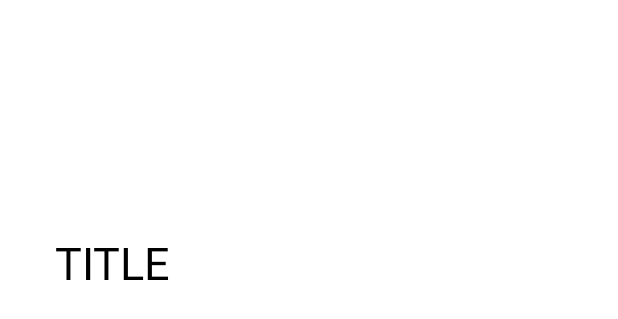
After one commit to umutboz/arcore-kotlin-gradle7.3, an Android app: the layout item_model.xml on its own in the app's theme, with its tools: preview values and no code run, on a phone screen of 412 x 824 dp. The commit adds this screen. Shown: the top 319 px of the screen. Run offline under Robolectric (Android 15) with nearby library versions, the phone set to English and light mode, and no system bars.

Commit message:
selected model

```diff
--- a/app/build.gradle
+++ b/app/build.gradle
@@ -95,6 +95,8 @@ dependencies {
     implementation "org.jogamp.jogl:jogl-all-main:2.3.2"
     implementation "org.jogamp.gluegen:gluegen-rt-main:2.3.2"
 
+    implementation "androidx.lifecycle:lifecycle-livedata-ktx:2.2.0"
+
     testImplementation 'junit:junit:4.13.2'
     androidTestImplementation 'androidx.test.ext:junit:1.1.3'
     androidTestImplementation 'androidx.test.espresso:espresso-core:3.4.0'
--- /dev/null
+++ b/app/src/main/res/layout/item_model.xml
@@ -0,0 +1,23 @@
+<?xml version="1.0" encoding="utf-8"?>
+<LinearLayout xmlns:android="http://schemas.android.com/apk/res/android"
+    android:layout_width="150dp"
+    android:layout_height="200dp"
+    android:orientation="vertical">
+
+    <ImageView
+        android:id="@+id/ivThumbnail"
+        android:layout_width="150dp"
+        android:layout_height="150dp"
+        android:layout_gravity="center" />
+
+    <TextView
+        android:id="@+id/tvTitle"
+        android:layout_width="match_parent"
+        android:layout_height="match_parent"
+        android:text="TITLE"
+        android:textColor="@android:color/black"
+        android:textSize="30sp"
+        android:gravity="center"
+        android:ellipsize="end" />
+
+</LinearLayout>
```
Also changed, not shown: app/src/main/java/com/uboz/ar1/SecondFragment.kt (+24 -3 lines), app/src/main/java/com/uboz/ar1/models/Model.kt (added, +7 -0 lines), app/src/main/java/com/uboz/ar1/models/ModelAdapter.kt (added, +57 -0 lines).
